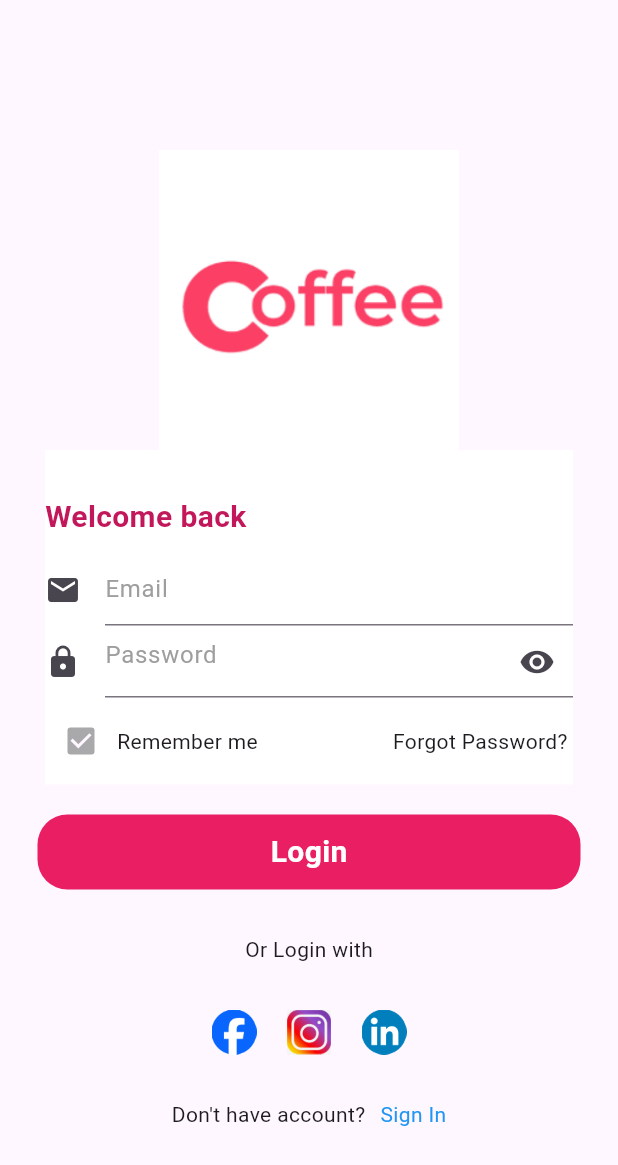
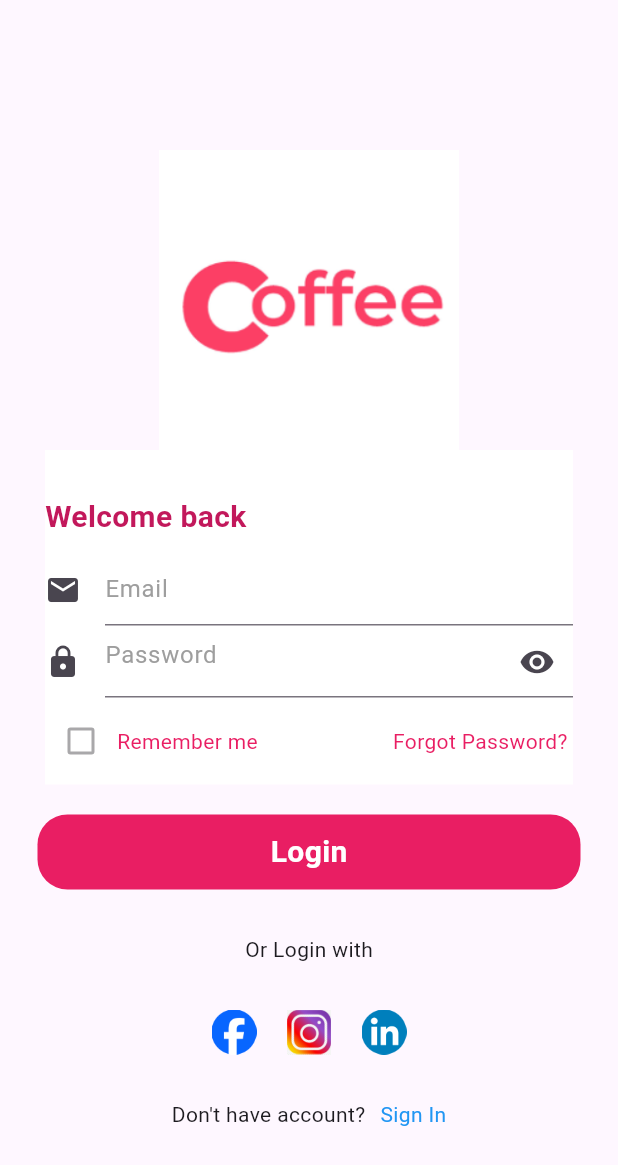
Before and after one commit to Isharauditha/Mobile_application_development, a Flutter app: the screen it shows after launch, on a phone screen of 412 x 824 dp. Shown: the top 1165 px of the screen. Run offline on Flutter 3.47's test engine with Material 3 defaults, Android fonts, the phone set to English and light mode, and no system bars.

Commit message:
Update login_page.dart

```diff
--- a/lib/pages/login_page.dart
+++ b/lib/pages/login_page.dart
@@ -93,12 +93,26 @@ class _LoginPageState extends State<LoginPage> {
                         padding: EdgeInsets.symmetric(vertical: 5),
                         child: Row(
                           children: [
-                            Checkbox(value: true, onChanged: null),
+                            Checkbox(
+                              value: false,
+                              onChanged: null,
+                              activeColor: Colors.pink,
+                            ),
                             Padding(
                               padding: EdgeInsets.only(right: 90),
-                              child: Text("Remember me"),
+                              child: Text(
+                                "Remember me",
+                                style: TextStyle(
+                                  color: Colors.pink,
+                                ),
+                              ),
                             ),
-                            Text("Forgot Password?"),
+                            Text(
+                              "Forgot Password?",
+                              style: TextStyle(
+                                color: Colors.pink,
+                              ),
+                            ),
                           ],
                         ),
                       ),
```
